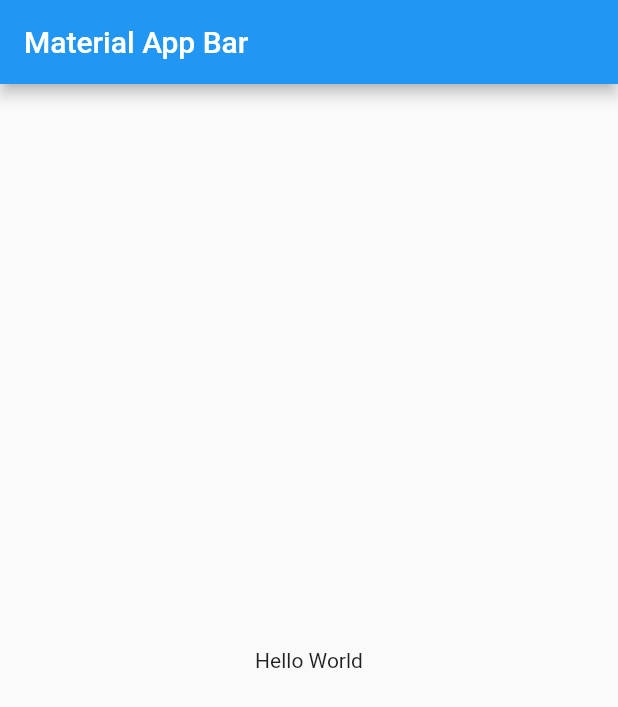
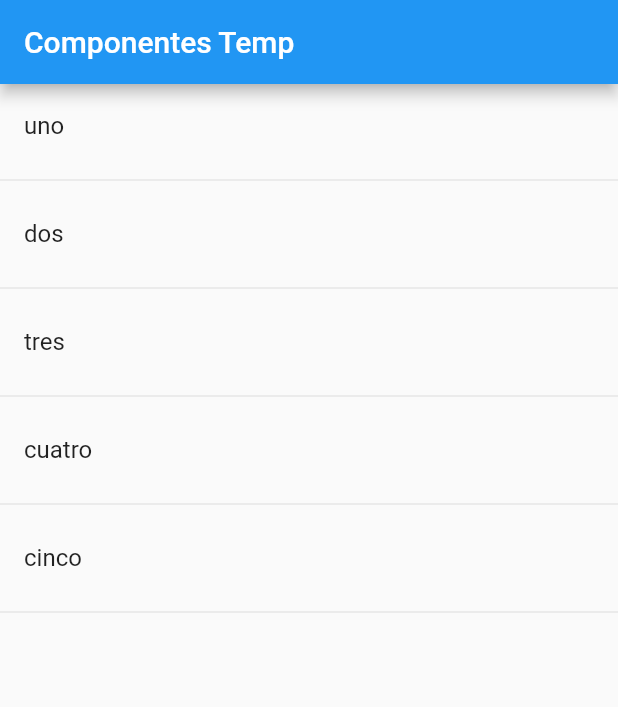
Before and after one commit to KevAlv/FlutterComponets, a Flutter app: the screen it shows after launch, on a phone screen of 412 x 824 dp. Shown: the top 707 px of the screen. Run offline on Flutter 3.47's test engine with Material 2 defaults, Android fonts, the phone set to English and light mode, and no system bars.

```diff
--- a/lib/main.dart
+++ b/lib/main.dart
@@ -1,3 +1,4 @@
+import 'package:componentes/src/pages/home_temp.dart';
 import 'package:flutter/material.dart';
 
 void main() => runApp(MyApp());
@@ -7,15 +8,10 @@ class MyApp extends StatelessWidget {
   Widget build(BuildContext context) {
     return MaterialApp(
       title: 'Material App',
+      debugShowCheckedModeBanner: false,
       home: Scaffold(
-        appBar: AppBar(
-          title: Text('Material App Bar'),
-        ),
-        body: Center(
-          child: Container(
-            child: Text('Hello World'),
-          ),
-        ),
+
+        body: HomePageTemp()
       ),
     );
   }
--- /dev/null
+++ b/lib/src/pages/home_temp.dart
@@ -0,0 +1,32 @@
+import 'package:flutter/material.dart';
+
+class HomePageTemp extends StatelessWidget {
+  final opciones = ['uno', 'dos', 'tres', 'cuatro', 'cinco'];
+  List<Widget> lista = new List<Widget>();
+  @override
+  Widget build(BuildContext context) {
+    for (String opt in opciones) {
+      final tempWidget = ListTile(
+        title: Text(opt),
+      );
+      lista..add(tempWidget)
+           ..add(Divider());
+    }
+    return Scaffold(
+      appBar: AppBar(
+        title: Text("Componentes Temp"),
+      ),
+      body: ListView(
+        children: _crearItems(),
+      ),
+    );
+  }
+
+  List<Widget> _crearItems() {
+    return lista;
+  }
+
+  List<Widget> _crearItemsCorto() {
+    return lista;
+  }
+}
```
